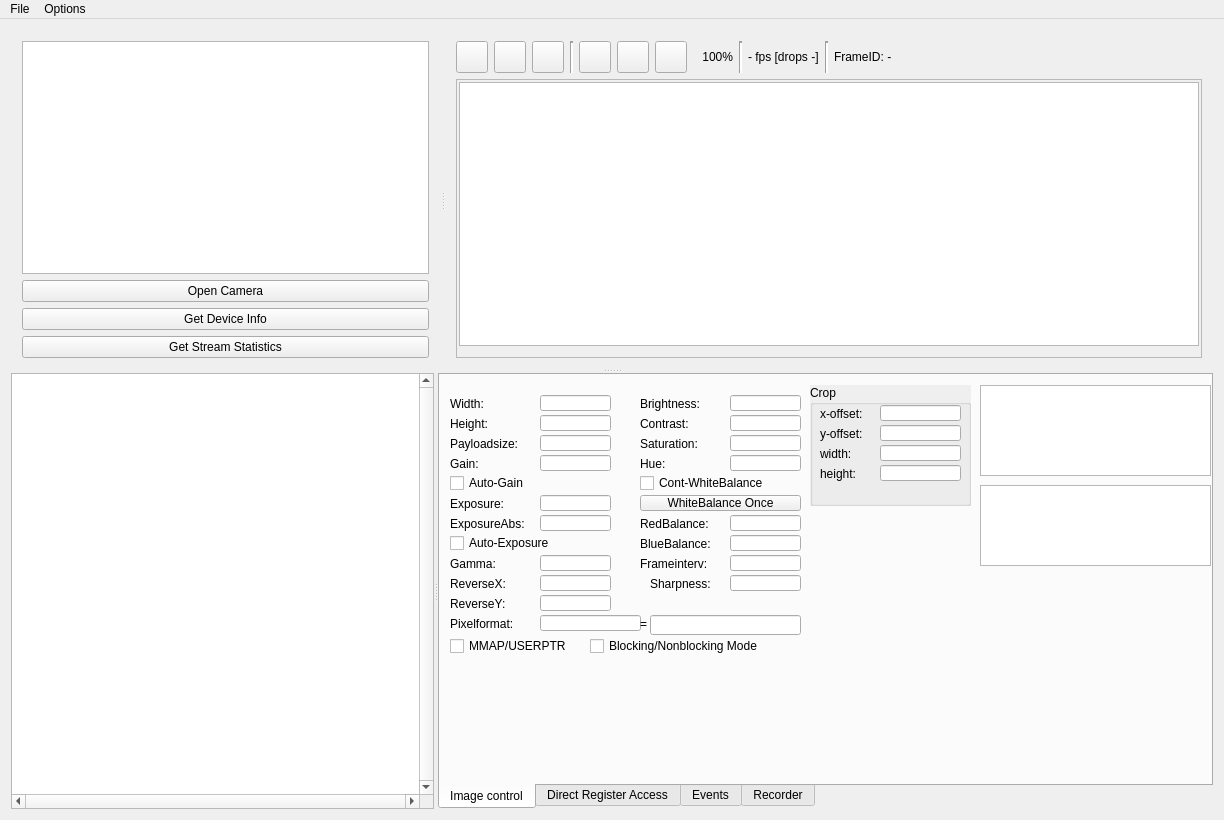
First picture: the form in Source/res/v4l2test.ui, repository alliedvision/V4L2Viewer, before the edit.
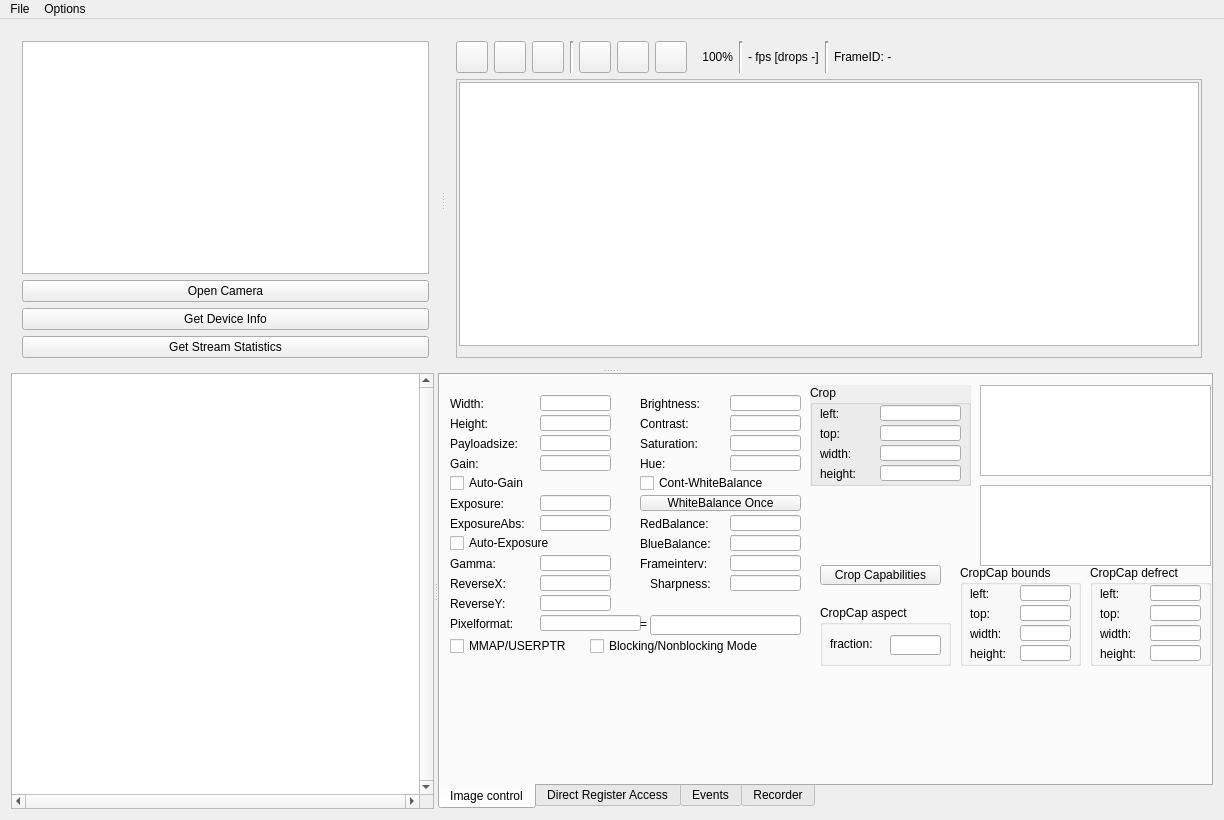
Second picture: the form after the edit. Icons and pictures are not drawn.

Diff of the .ui file:
```diff
--- a/Source/res/v4l2test.ui
+++ b/Source/res/v4l2test.ui
@@ -1049,7 +1049,7 @@
             <x>370</x>
             <y>10</y>
             <width>161</width>
-            <height>121</height>
+            <height>101</height>
            </rect>
           </property>
           <property name="autoFillBackground">
@@ -1066,12 +1066,12 @@
             <rect>
              <x>10</x>
              <y>20</y>
-             <width>61</width>
+             <width>51</width>
              <height>17</height>
             </rect>
            </property>
            <property name="text">
-            <string>x-offset:</string>
+            <string>left:</string>
            </property>
           </widget>
           <widget class="QLineEdit" name="m_edCropXOffset">
@@ -1089,12 +1089,12 @@
             <rect>
              <x>10</x>
              <y>40</y>
-             <width>61</width>
+             <width>51</width>
              <height>17</height>
             </rect>
            </property>
            <property name="text">
-            <string>y-offset:</string>
+            <string>top:</string>
            </property>
           </widget>
           <widget class="QLineEdit" name="m_edCropYOffset">
@@ -1112,7 +1112,7 @@
             <rect>
              <x>10</x>
              <y>60</y>
-             <width>61</width>
+             <width>51</width>
              <height>17</height>
             </rect>
            </property>
@@ -1135,7 +1135,7 @@
             <rect>
              <x>10</x>
              <y>80</y>
-             <width>61</width>
+             <width>51</width>
              <height>17</height>
             </rect>
            </property>
@@ -1154,6 +1154,265 @@
            </property>
           </widget>
          </widget>
+         <widget class="QGroupBox" name="groupBox_6">
+          <property name="geometry">
+           <rect>
+            <x>520</x>
+            <y>190</y>
+            <width>121</width>
+            <height>101</height>
+           </rect>
+          </property>
+          <property name="title">
+           <string>CropCap bounds</string>
+          </property>
+          <widget class="QLineEdit" name="m_edBoundsH">
+           <property name="geometry">
+            <rect>
+             <x>60</x>
+             <y>80</y>
+             <width>51</width>
+             <height>16</height>
+            </rect>
+           </property>
+          </widget>
+          <widget class="QLabel" name="label_34">
+           <property name="geometry">
+            <rect>
+             <x>10</x>
+             <y>80</y>
+             <width>51</width>
+             <height>17</height>
+            </rect>
+           </property>
+           <property name="text">
+            <string>height:</string>
+           </property>
+          </widget>
+          <widget class="QLabel" name="label_35">
+           <property name="geometry">
+            <rect>
+             <x>10</x>
+             <y>40</y>
+             <width>51</width>
+             <height>17</height>
+            </rect>
+           </property>
+           <property name="text">
+            <string>top:</string>
+           </property>
+          </widget>
+          <widget class="QLineEdit" name="m_edBoundsW">
+           <property name="geometry">
+            <rect>
+             <x>60</x>
+             <y>60</y>
+             <width>51</width>
+             <height>16</height>
+            </rect>
+           </property>
+          </widget>
+          <widget class="QLineEdit" name="m_edBoundsY">
+           <property name="geometry">
+            <rect>
+             <x>60</x>
+             <y>40</y>
+             <width>51</width>
+             <height>16</height>
+            </rect>
+           </property>
+          </widget>
+          <widget class="QLabel" name="label_36">
+           <property name="geometry">
+            <rect>
+             <x>10</x>
+             <y>20</y>
+             <width>51</width>
+             <height>17</height>
+            </rect>
+           </property>
+           <property name="text">
+            <string>left:</string>
+           </property>
+          </widget>
+          <widget class="QLabel" name="label_37">
+           <property name="geometry">
+            <rect>
+             <x>10</x>
+             <y>60</y>
+             <width>51</width>
+             <height>17</height>
+            </rect>
+           </property>
+           <property name="text">
+            <string>width:</string>
+           </property>
+          </widget>
+          <widget class="QLineEdit" name="m_edBoundsX">
+           <property name="geometry">
+            <rect>
+             <x>60</x>
+             <y>20</y>
+             <width>51</width>
+             <height>16</height>
+            </rect>
+           </property>
+          </widget>
+         </widget>
+         <widget class="QGroupBox" name="groupBox_5">
+          <property name="geometry">
+           <rect>
+            <x>650</x>
+            <y>190</y>
+            <width>121</width>
+            <height>101</height>
+           </rect>
+          </property>
+          <property name="title">
+           <string>CropCap defrect</string>
+          </property>
+          <widget class="QLineEdit" name="m_edDefrectH">
+           <property name="geometry">
+            <rect>
+             <x>60</x>
+             <y>80</y>
+             <width>51</width>
+             <height>16</height>
+            </rect>
+           </property>
+          </widget>
+          <widget class="QLabel" name="label_29">
+           <property name="geometry">
+            <rect>
+             <x>10</x>
+             <y>80</y>
+             <width>51</width>
+             <height>17</height>
+            </rect>
+           </property>
+           <property name="text">
+            <string>height:</string>
+           </property>
+          </widget>
+          <widget class="QLabel" name="label_26">
+           <property name="geometry">
+            <rect>
+             <x>10</x>
+             <y>40</y>
+             <width>51</width>
+             <height>17</height>
+            </rect>
+           </property>
+           <property name="text">
+            <string>top:</string>
+           </property>
+          </widget>
+          <widget class="QLineEdit" name="m_edDefrectW">
+           <property name="geometry">
+            <rect>
+             <x>60</x>
+             <y>60</y>
+             <width>51</width>
+             <height>16</height>
+            </rect>
+           </property>
+          </widget>
+          <widget class="QLineEdit" name="m_edDefrectY">
+           <property name="geometry">
+            <rect>
+             <x>60</x>
+             <y>40</y>
+             <width>51</width>
+             <height>16</height>
+            </rect>
+           </property>
+          </widget>
+          <widget class="QLabel" name="label_28">
+           <property name="geometry">
+            <rect>
+             <x>10</x>
+             <y>20</y>
+             <width>51</width>
+             <height>17</height>
+            </rect>
+           </property>
+           <property name="text">
+            <string>left:</string>
+           </property>
+          </widget>
+          <widget class="QLabel" name="label_27">
+           <property name="geometry">
+            <rect>
+             <x>10</x>
+             <y>60</y>
+             <width>51</width>
+             <height>17</height>
+            </rect>
+           </property>
+           <property name="text">
+            <string>width:</string>
+           </property>
+          </widget>
+          <widget class="QLineEdit" name="m_edDefrectX">
+           <property name="geometry">
+            <rect>
+             <x>60</x>
+             <y>20</y>
+             <width>51</width>
+             <height>16</height>
+            </rect>
+           </property>
+          </widget>
+         </widget>
+         <widget class="QPushButton" name="m_butCropCapabilities">
+          <property name="geometry">
+           <rect>
+            <x>380</x>
+            <y>190</y>
+            <width>121</width>
+            <height>20</height>
+           </rect>
+          </property>
+          <property name="text">
+           <string>Crop Capabilities</string>
+          </property>
+         </widget>
+         <widget class="QGroupBox" name="groupBox_7">
+          <property name="geometry">
+           <rect>
+            <x>380</x>
+            <y>230</y>
+            <width>131</width>
+            <height>61</height>
+           </rect>
+          </property>
+          <property name="title">
+           <string>CropCap aspect</string>
+          </property>
+          <widget class="QLineEdit" name="m_edAspect">
+           <property name="geometry">
+            <rect>
+             <x>70</x>
+             <y>30</y>
+             <width>51</width>
+             <height>20</height>
+            </rect>
+           </property>
+          </widget>
+          <widget class="QLabel" name="label_38">
+           <property name="geometry">
+            <rect>
+             <x>10</x>
+             <y>30</y>
+             <width>61</width>
+             <height>17</height>
+            </rect>
+           </property>
+           <property name="text">
+            <string>fraction:</string>
+           </property>
+          </widget>
+         </widget>
         </widget>
         <widget class="QWidget" name="m_DirectRegisterAccessTab">
          <attribute name="title">
```
